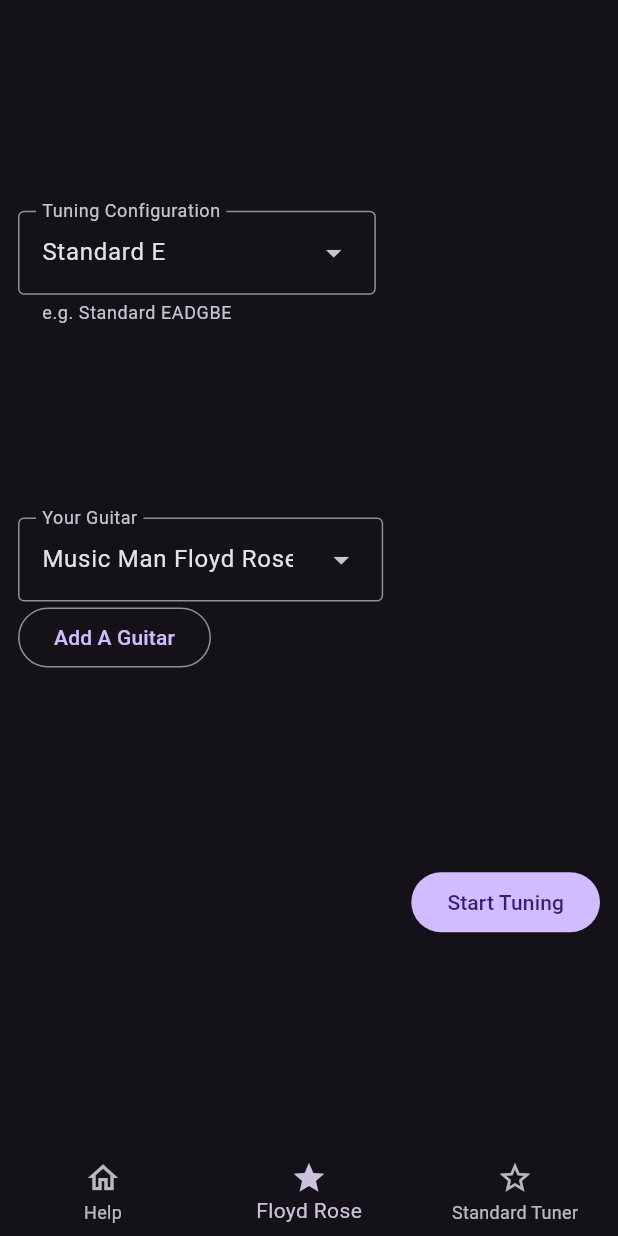
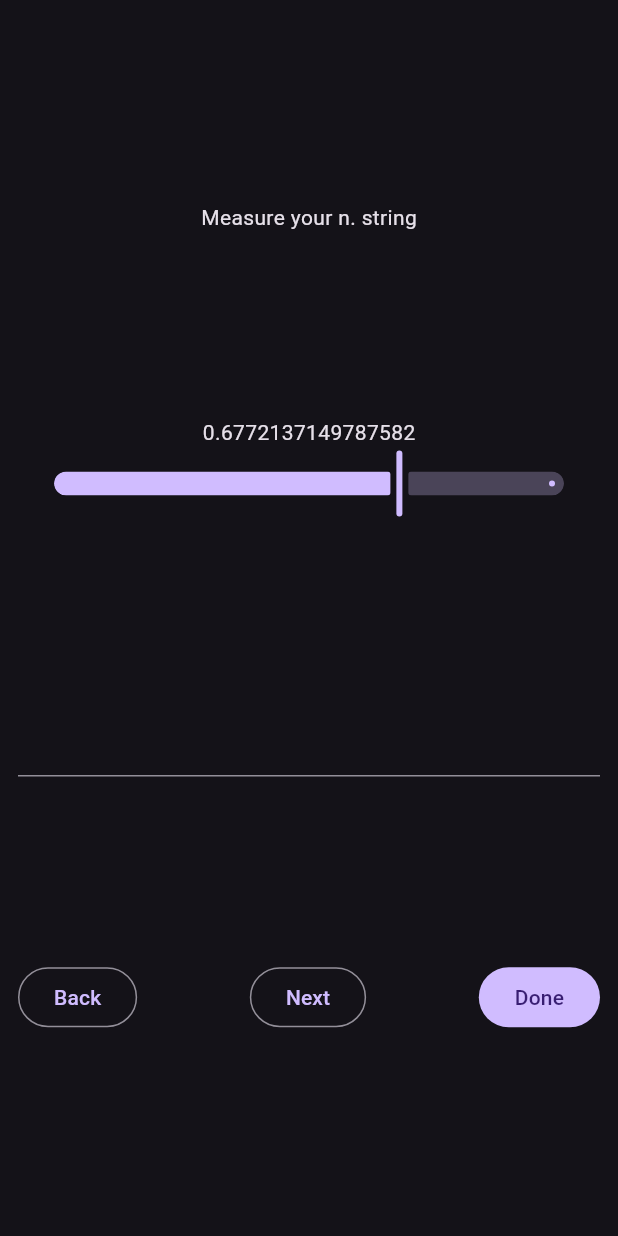
Before and after one commit to Raphael2b3/floyd_rose_tuner, a Flutter app: the FloydRoseTunerPage screen opened by its route, after a tap on "Start Tuning", on a phone screen of 412 x 824 dp. Run offline on Flutter 3.47's test engine with Material 3 defaults, Android fonts, the phone set to English and light mode, and no system bars; our stand-ins replace auto_route, flutter_riverpod, shared_preferences; missing offline and left inert: pitch_detector_dart, record; accounts and stored records are empty; generated files the repository leaves out were written again.

Commit message:
feat: add GuitarStateMeasurePage and integrate routing; update FloydRoseTunerPage

```diff
--- a/lib/pages/floyd_rose_tuner_page.dart
+++ b/lib/components/floyd_rose_tuner_page.dart
@@ -2,6 +2,7 @@
 import 'package:auto_route/auto_route.dart';
 import 'package:floyd_rose_tuner/components/guitar_behaviour_matrix_selector.dart';
 import 'package:floyd_rose_tuner/components/tuning_configuration_selector.dart';
+import 'package:floyd_rose_tuner/router.dart';
 import 'package:flutter/material.dart';
 @RoutePage()
 class FloydRoseTunerPage extends StatelessWidget {
@@ -24,7 +25,12 @@
                 mainAxisAlignment: MainAxisAlignment.end,
                 children: [
                   FilledButton(
-                    onPressed: () {},
+                    onPressed: () async {
+                      print("test3");
+                      var state = await context.router.push(const GuitarStateMeasureRoute());
+                      print("Returned from GuitarStateMeasureRoute with state $state");
+
+                      },
                     child: Text("Start Tuning"),
                   ),
                 ],
--- /dev/null
+++ b/lib/components/guitar_state_measure_page.dart
@@ -0,0 +1,53 @@
+import 'package:auto_route/auto_route.dart';
+import 'package:floyd_rose_tuner/components/guitar_behaviour_matrix_selector.dart';
+import 'package:floyd_rose_tuner/components/tuner_slider.dart';
+import 'package:floyd_rose_tuner/components/tuning_configuration_selector.dart';
+import 'package:flutter/material.dart';
+
+@RoutePage()
+class GuitarStateMeasurePage extends StatefulWidget {
+  const GuitarStateMeasurePage({super.key});
+
+  @override
+  State<GuitarStateMeasurePage> createState() => _GuitarStateMeasurePageState();
+}
+
+class _GuitarStateMeasurePageState extends State<GuitarStateMeasurePage> {
+  int currentString = 0;
+
+  @override
+  Widget build(BuildContext context) {
+    return Material(
+      child: SizedBox.expand(
+        child: Center(
+          child: Padding(
+            padding: const EdgeInsets.all(12.0),
+            child: Column(
+              mainAxisAlignment: MainAxisAlignment.spaceEvenly,
+              children: [
+                Text("Measure your n. string"),
+                TunerSlider(),
+                TextField(),
+                Row(
+                  mainAxisAlignment: MainAxisAlignment.spaceBetween,
+
+                  children: [
+                    OutlinedButton(onPressed: () {}, child: Text("Back")),
+
+                    OutlinedButton(onPressed: () {}, child: Text("Next")),
+                    FilledButton(
+                      onPressed: () {
+                        context.router.maybePop([1, 2, 3]);
+                      },
+                      child: Text("Done"),
+                    ),
+                  ],
+                ),
+              ],
+            ),
+          ),
+        ),
+      ),
+    );
+  }
+}
--- a/lib/router.dart
+++ b/lib/router.dart
@@ -1,12 +1,17 @@
 import 'package:auto_route/auto_route.dart';
-import 'package:floyd_rose_tuner/pages/floyd_rose_tuner_page.dart';
-import 'package:floyd_rose_tuner/pages/help_page.dart';
-import 'package:floyd_rose_tuner/pages/layout_page.dart';
-import 'package:floyd_rose_tuner/pages/standard_tuner_page.dart';
+import 'package:floyd_rose_tuner/components/floyd_rose_tuner_page.dart';
+import 'package:floyd_rose_tuner/components/guitar_state_measure_page.dart';
+import 'package:floyd_rose_tuner/components/help_page.dart';
+import 'package:floyd_rose_tuner/components/layout_page.dart';
+import 'package:floyd_rose_tuner/components/standard_tuner_page.dart';
+
 part 'router.gr.dart';
 
 @AutoRouterConfig()
 class AppRouter extends RootStackRouter {
+  @override
+  RouteType get defaultRouteType => RouteType.material();
+
   @override
   List<AutoRoute> get routes => [
     AutoRoute(
@@ -15,8 +20,9 @@
       children: [
         AutoRoute(page: HelpRoute.page, initial: true),
         AutoRoute(page: FloydRoseTunerRoute.page),
-        AutoRoute(page: StandardTunerRoute.page)
+        AutoRoute(page: StandardTunerRoute.page),
       ],
     ),
+    AutoRoute(page: GuitarStateMeasureRoute.page)
   ];
 }
```
Also changed, not shown: lib/components/help_page.dart (renamed from lib/pages/help_page.dart), lib/components/layout_page.dart (renamed from lib/pages/layout_page.dart), lib/components/standard_tuner_page.dart (renamed from lib/pages/standard_tuner_page.dart).
